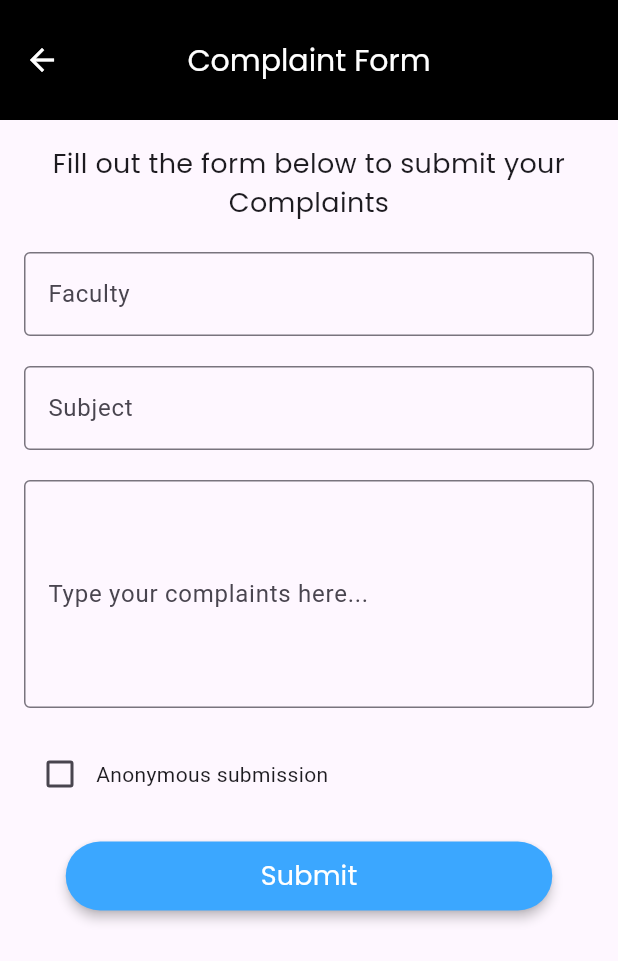
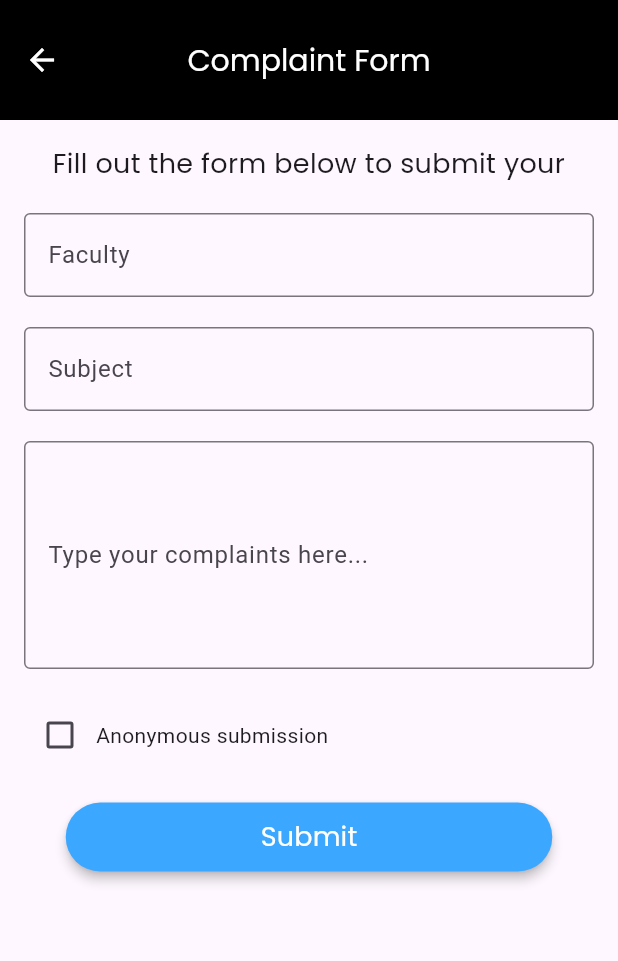
Before and after one commit to Joeface1/mysrc_connect, a Flutter app: the ComplaintsForm screen opened directly, on a phone screen of 412 x 824 dp. Shown: the top 961 px of the screen. Run offline on Flutter 3.47's test engine with Material 3 defaults, Android fonts, the phone set to English and light mode, and no system bars; our stand-ins replace carousel_slider, cloud_firestore, file_picker, firebase_auth, firebase_core, firebase_storage and 1 more; accounts and stored records are empty.

Commit message:
Add a new feature or describe changes

```diff
--- a/lib/User/HelpDesk/ComplaintForm.dart
+++ b/lib/User/HelpDesk/ComplaintForm.dart
@@ -99,7 +99,7 @@ class _ComplaintsFormState extends State<ComplaintsForm> {
               children: [
                 const Text(
                   textAlign: TextAlign.center,
-                  "Fill out the form below to submit your Complaints",
+                  "Fill out the form below to submit your",
                   style: TextStyle(
                     fontSize: 18,
                     fontFamily: 'Poppins',
```
